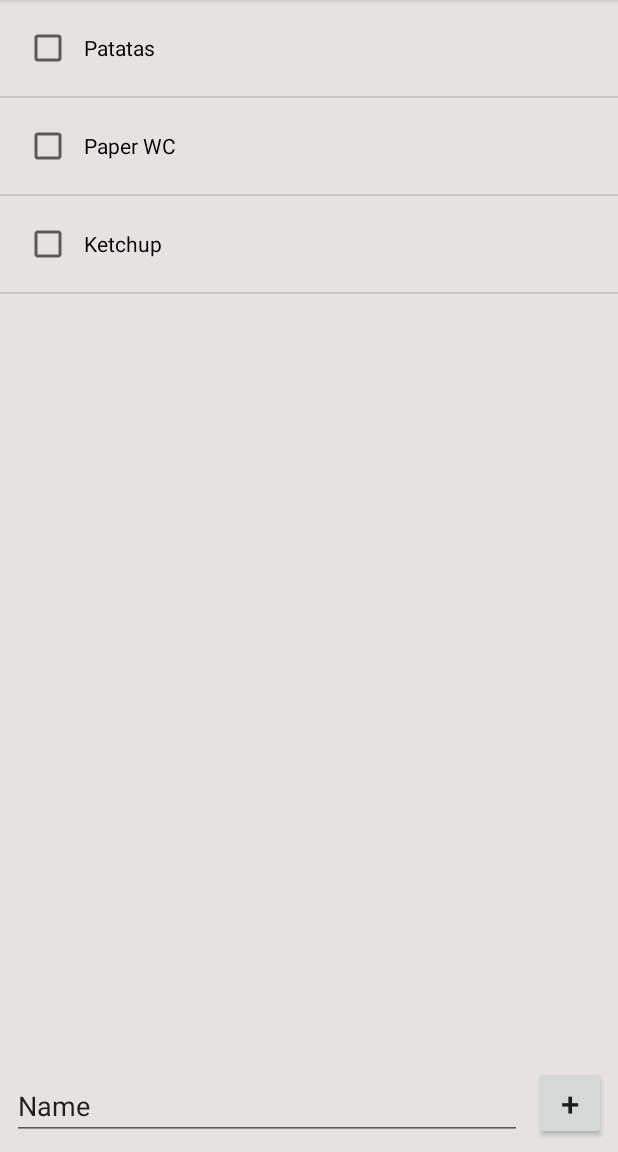
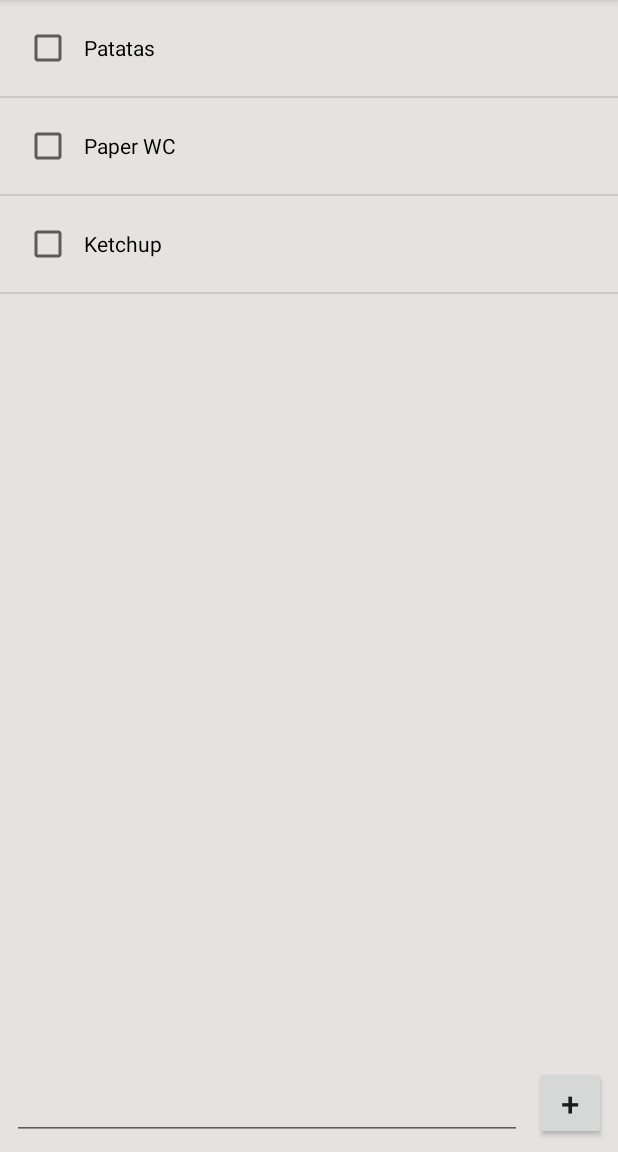
Before and after one commit to Penrech/ShoppingList, an Android app: the screen it shows after launch (ShoppingListActivity), on a phone screen of 412 x 824 dp, the part 84-1236 px from its top. Run offline under Robolectric (Android 15) with nearby library versions, the phone set to English and light mode, and no system bars.

Commit message:
Podem afegir elements

```diff
--- a/app/src/main/java/com/pau_e/shoppinglist/ShoppingListActivity.java
+++ b/app/src/main/java/com/pau_e/shoppinglist/ShoppingListActivity.java
@@ -2,6 +2,8 @@ package com.pau_e.shoppinglist;
 
 import android.support.v7.app.AppCompatActivity;
 import android.os.Bundle;
+import android.view.View;
+import android.widget.EditText;
 import android.widget.ListView;
 
 import java.util.ArrayList;
@@ -11,6 +13,7 @@ public class ShoppingListActivity extends AppCompatActivity {
     private ListView list;
     private ArrayList<String> items; // Model de dades
     private ShoppingListAdapter adapter;
+    private EditText new_item;
 
     @Override
     protected void onCreate(Bundle savedInstanceState) {
@@ -24,7 +27,16 @@ public class ShoppingListActivity extends AppCompatActivity {
         items.add("Ketchup");
 
         list = (ListView) findViewById(R.id.list);
+        new_item = (EditText) findViewById(R.id.new_item);
         adapter = new ShoppingListAdapter(this, R.layout.shopping_item, items);
         list.setAdapter(adapter);
     }
+
+    public void OnAddItem(View view) {
+        String item = new_item.getText().toString();
+        items.add(item);
+        adapter.notifyDataSetChanged();
+        new_item.setText("");
+        list.smoothScrollToPosition(items.size()-1);
+    }
 }
--- a/app/src/main/res/layout/activity_shopping_list.xml
+++ b/app/src/main/res/layout/activity_shopping_list.xml
@@ -13,13 +13,13 @@
         android:layout_width="0dp"
         android:layout_height="0dp"
         android:layout_marginBottom="8dp"
-        app:layout_constraintBottom_toTopOf="@+id/editText"
+        app:layout_constraintBottom_toTopOf="@+id/new_item"
         app:layout_constraintEnd_toEndOf="parent"
         app:layout_constraintStart_toStartOf="parent"
         app:layout_constraintTop_toTopOf="parent" />
 
     <EditText
-        android:id="@+id/editText"
+        android:id="@+id/new_item"
         android:layout_width="0dp"
         android:layout_height="wrap_content"
         android:layout_marginBottom="8dp"
@@ -27,7 +27,6 @@
         android:layout_marginStart="8dp"
         android:ems="10"
         android:inputType="textPersonName"
-        android:text="Name"
         app:layout_constraintBottom_toBottomOf="parent"
         app:layout_constraintEnd_toStartOf="@+id/button"
         app:layout_constraintStart_toStartOf="parent" />
@@ -42,5 +41,7 @@
         android:text="+"
         android:textSize="22sp"
         app:layout_constraintBottom_toBottomOf="parent"
-        app:layout_constraintEnd_toEndOf="parent" />
+        app:layout_constraintEnd_toEndOf="parent"
+        android:onClick="OnAddItem"
+        />
 </android.support.constraint.ConstraintLayout>
```
